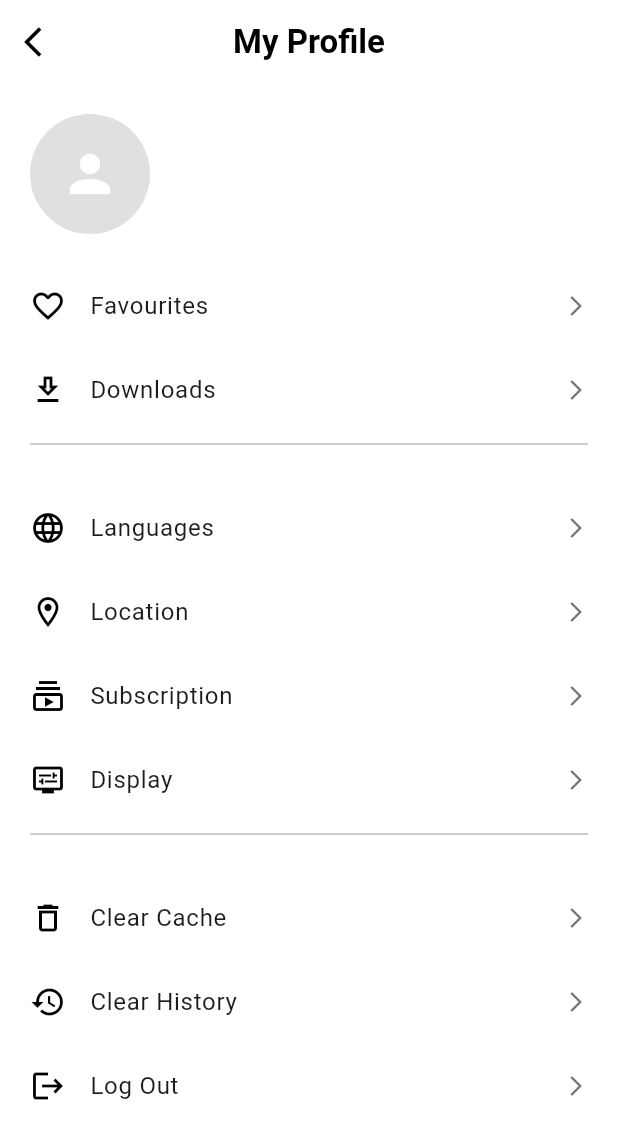
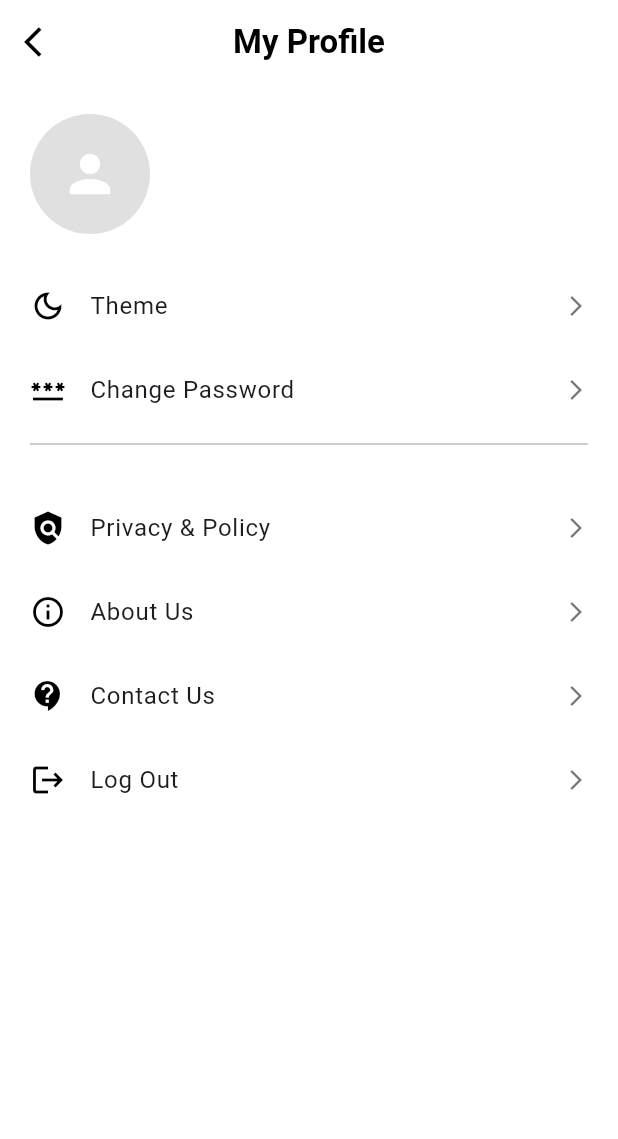
Before and after one commit to aymanSalahA/deal_wise, a Flutter app: the ProfileScreen screen opened directly, on a phone screen of 412 x 824 dp. Shown: the top 1139 px of the screen. Run offline on Flutter 3.47's test engine with Material 3 defaults, Android fonts, the phone set to English and light mode, and no system bars; our stand-ins replace carousel_slider, dio, flutter_bloc, google_fonts, loading_animation_widget, salomon_bottom_bar and 1 more; accounts and stored records are empty.

Commit message:
Static pages

```diff
--- a/lib/features/profile/presentation/screens/profile_screen.dart
+++ b/lib/features/profile/presentation/screens/profile_screen.dart
@@ -35,22 +35,35 @@ class ProfileScreen extends StatelessWidget {
             const ProfileHeader(),
             const SizedBox(height: 20),
 
-            const ProfileOptionTile(icon: Icons.favorite_border, title: 'Favourites'),
-            const ProfileOptionTile(icon: Icons.download_outlined, title: 'Downloads'),
+            ProfileOptionTile(
+              icon: Icons.dark_mode_outlined,
+              title: 'Theme',
+              onTap: () => Navigator.pushNamed(context, AppRoutes.themeSettings),
+            ),
+            ProfileOptionTile(
+              icon: Icons.password,
+              title: 'Change Password',
+              onTap: () => Navigator.pushNamed(context, AppRoutes.changePassword),
+            ),
 
             const Divider(thickness: 1, color: Colors.black26),
             const SizedBox(height: 20),
 
-            const ProfileOptionTile(icon: Icons.language, title: 'Languages'),
-            const ProfileOptionTile(icon: Icons.location_on_outlined, title: 'Location'),
-            const ProfileOptionTile(icon: Icons.subscriptions_outlined, title: 'Subscription'),
-            const ProfileOptionTile(icon: Icons.display_settings_outlined, title: 'Display'),
-
-            const Divider(thickness: 1, color: Colors.black26),
-            const SizedBox(height: 20),
-
-            const ProfileOptionTile(icon: Icons.delete_outline, title: 'Clear Cache'),
-            const ProfileOptionTile(icon: Icons.history, title: 'Clear History'),
+            ProfileOptionTile(
+              icon: Icons.policy,
+              title: 'Privacy & Policy',
+              onTap: () => Navigator.pushNamed(context, AppRoutes.privacyPolicy),
+            ),
+            ProfileOptionTile(
+              icon: Icons.info_outline,
+              title: 'About Us',
+              onTap: () => Navigator.pushNamed(context, AppRoutes.aboutUs),
+            ),
+            ProfileOptionTile(
+              icon: Icons.contact_support,
+              title: 'Contact Us',
+              onTap: () => Navigator.pushNamed(context, AppRoutes.contactUs),
+            ),
             ProfileOptionTile(
               icon: Icons.logout,
               title: 'Log Out',
--- a/lib/routes/app_routes.dart
+++ b/lib/routes/app_routes.dart
@@ -8,6 +8,11 @@ import '../features/auth/presentation/screens/dummy_screen.dart';
 import '../features/auth/presentation/screens/forgot_password_screen.dart';
 import '../features/onboarding/screens/onboarding_screen.dart';
 import '../features/splash/presentation/splash_screen.dart';
+import '../features/profile/presentation/screens/privacy_policy_screen.dart';
+import '../features/profile/presentation/screens/about_us_screen.dart';
+import '../features/profile/presentation/screens/contact_us_screen.dart';
+import '../features/profile/presentation/screens/change_password_screen.dart';
+import '../features/profile/presentation/screens/theme_settings_screen.dart';
 
 class AppRoutes {
   static const String splash = '/splash';
@@ -20,6 +25,11 @@ class AppRoutes {
   static const String dummy = '/dummy';
   static const String mainlayout = '/mainlayout';
   static const String productDetail = '/product-detail';
+  static const String privacyPolicy = '/privacy-policy';
+  static const String aboutUs = '/about-us';
+  static const String contactUs = '/contact-us';
+  static const String changePassword = '/change-password';
+  static const String themeSettings = '/theme-settings';
 
   static Map<String, WidgetBuilder> routes = {
     splash: (context) => SplashScreen(),
@@ -32,5 +42,10 @@ class AppRoutes {
     // home: (context) => const HomeScreen(),
     home: (context) => const MainLayout(),
     productDetail: (context) => const ProductDetailsScreen(),
+    privacyPolicy: (context) => const PrivacyPolicyScreen(),
+    aboutUs: (context) => const AboutUsScreen(),
+    contactUs: (context) => const ContactUsScreen(),
+    changePassword: (context) => const ChangePasswordScreen(),
+    themeSettings: (context) => const ThemeSettingsScreen(),
   };
 }
```
Also changed, not shown: lib/features/profile/presentation/screens/about_us_screen.dart (added, +27 -0 lines), lib/features/profile/presentation/screens/change_password_screen.dart (added, +27 -0 lines), lib/features/profile/presentation/screens/contact_us_screen.dart (added, +27 -0 lines), lib/features/profile/presentation/screens/privacy_policy_screen.dart (added, +27 -0 lines), lib/features/profile/presentation/screens/theme_settings_screen.dart (added, +27 -0 lines).
